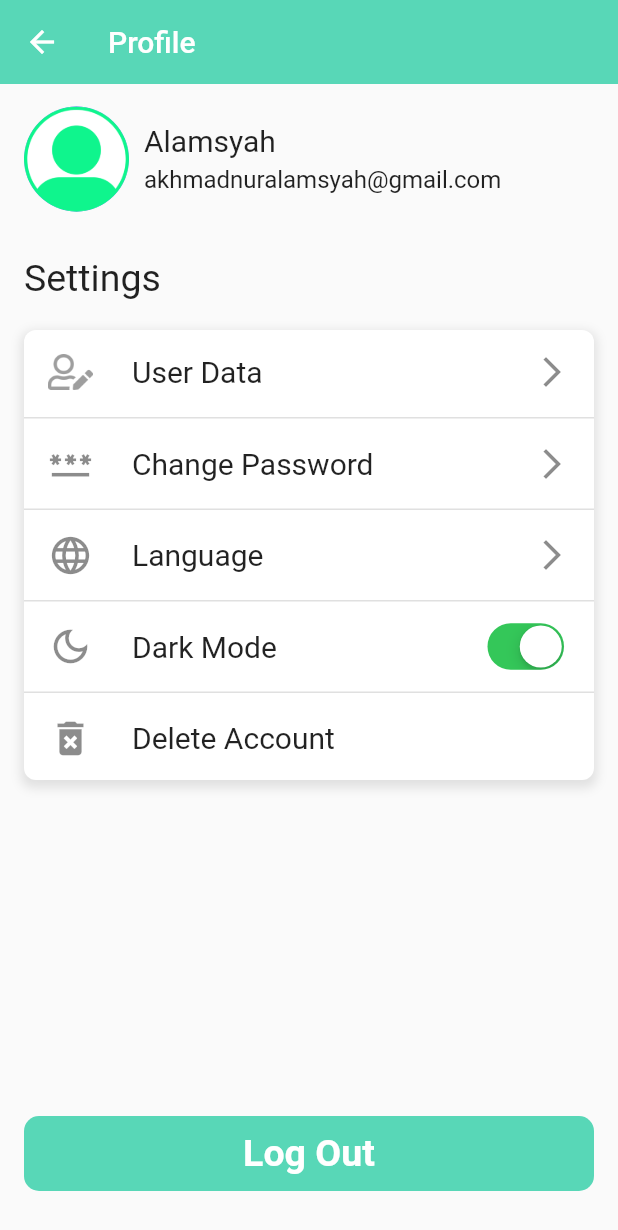
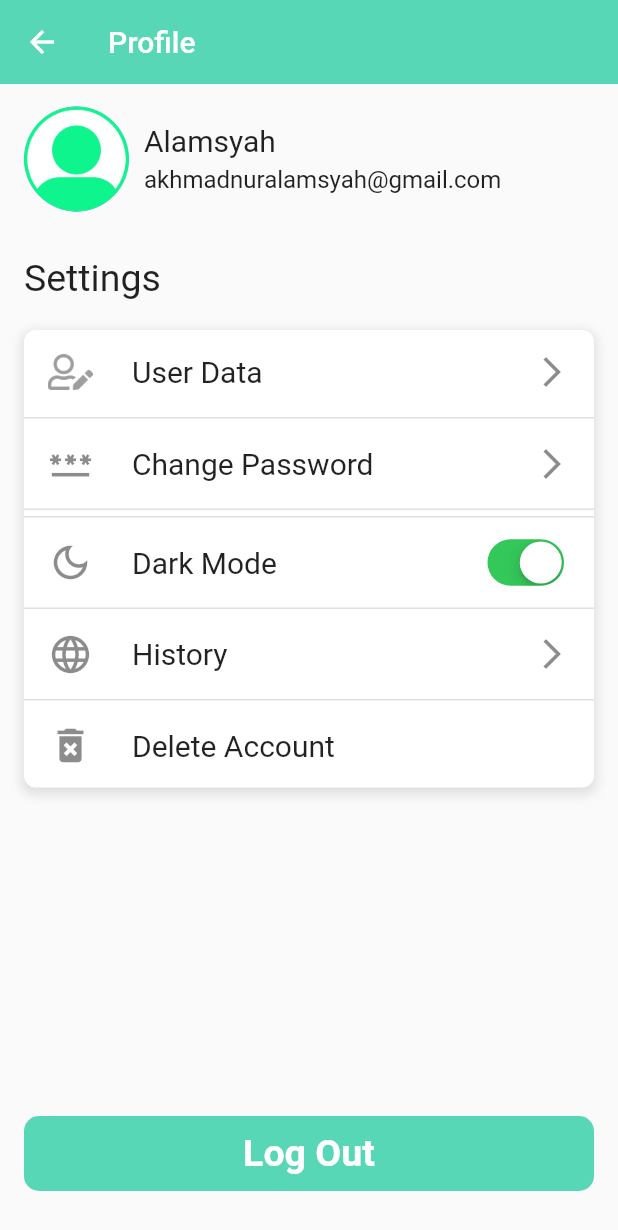
Before and after one commit to Madd-G/nutria, a Flutter app: the ProfileScreen screen opened directly, on a phone screen of 412 x 824 dp. Shown: the top 1230 px of the screen. Run offline on Flutter 3.47's test engine with Material 2 defaults, Android fonts, the phone set to English and light mode, and no system bars; our stand-ins replace bloc, camera, cloud_firestore, dio, firebase_auth, firebase_core and 4 more; missing offline and left inert: either_option; accounts and stored records are empty.

Commit message:
feat: Add history data to firestore

```diff
--- a/lib/blocs/blocs.dart
+++ b/lib/blocs/blocs.dart
@@ -6,3 +6,4 @@ export 'data_bloc/data_bloc.dart';
 export 'app_bloc_observer.dart';
 export 'tab_bloc/tab_bloc.dart';
 export 'search_bloc/search_bloc.dart';
+export 'history_bloc/history_bloc.dart';
--- /dev/null
+++ b/lib/blocs/history_bloc/history_bloc.dart
@@ -0,0 +1,42 @@
+import 'package:bloc/bloc.dart';
+import 'package:cloud_firestore/cloud_firestore.dart';
+import 'package:firebase_auth/firebase_auth.dart';
+import 'package:meta/meta.dart';
+import 'package:uuid/uuid.dart';
+
+import '../../models/models.dart';
+
+part 'history_event.dart';
+
+part 'history_state.dart';
+
+class HistoryBloc extends Bloc<HistoryEvent, HistoryState> {
+  HistoryBloc() : super(HistoryInitial()) {
+    on<AddHistory>((event, emit) {
+      createHistory(event.predResult);
+    });
+  }
+
+  createHistory(List<PredictionModel> predictionModel) {
+    final user = FirebaseAuth.instance.currentUser;
+    final myUuid = const Uuid().v4();
+    for (PredictionModel object in predictionModel) {
+      try {
+        DocumentReference docUser =
+            FirebaseFirestore.instance.collection('users').doc(user!.uid);
+        final subDoc = docUser.collection('history');
+        final subSubDoc = subDoc.doc(subDoc.id).collection('hist $myUuid');
+        History history = History(
+          id: docUser.id,
+          className: object.className,
+          confidence: object.confidence,
+          timestamp: FieldValue.serverTimestamp(),
+        );
+        Map<String, dynamic> json = history.toJson();
+        subSubDoc.add(json);
+      } catch (e) {
+        rethrow;
+      }
+    }
+  }
+}
--- /dev/null
+++ b/lib/blocs/history_bloc/history_event.dart
@@ -0,0 +1,11 @@
+part of 'history_bloc.dart';
+
+@immutable
+abstract class HistoryEvent {}
+
+@immutable
+class AddHistory extends HistoryEvent {
+  final List<PredictionModel> predResult;
+
+  AddHistory({required this.predResult});
+}
--- /dev/null
+++ b/lib/blocs/history_bloc/history_state.dart
@@ -0,0 +1,14 @@
+part of 'history_bloc.dart';
+
+@immutable
+abstract class HistoryState {}
+
+@immutable
+class HistoryInitial extends HistoryState {}
+
+class HistoryLoading extends HistoryState {}
+
+class GetHistory extends HistoryState {
+  final List<PredictionModel>? predictionModel;
+  GetHistory({required this.predictionModel});
+}
--- a/lib/blocs/prediction_bloc/prediction_bloc.dart
+++ b/lib/blocs/prediction_bloc/prediction_bloc.dart
@@ -1,7 +1,7 @@
 import 'package:bloc/bloc.dart';
 import 'package:dio/dio.dart';
 import 'package:meta/meta.dart';
-import 'package:nutria/models/prediction_model.dart';
+import 'package:nutria/models/models.dart';
 import '../../services/services.dart';
 
 part 'prediction_event.dart';
@@ -15,12 +15,14 @@ class PredictionBloc extends Bloc<PredictionEvent, PredictionState> {
     on<GetPrediction>((event, emit) async {
       Future<List<PredictionModel>> getPrediction(String imgPath) async {
         try {
-          List<PredictionModel> prediction = await apiService.uploadImage(imgPath);
+          List<PredictionModel> prediction =
+              await apiService.uploadImage(imgPath);
           return prediction;
         } on DioError catch (_) {
           rethrow;
         }
       }
+
       try {
         emit(PredictionLoadingState());
         List<PredictionModel> result = await getPrediction(event.imagePath);
--- a/lib/main.dart
+++ b/lib/main.dart
@@ -46,6 +46,10 @@ class MyApp extends StatelessWidget {
         BlocProvider(
           lazy: true,
           create: (context) => SearchBloc(),
+        ),
+        BlocProvider(
+          lazy: true,
+          create: (context) => HistoryBloc(),
         ),
       ],
       child: MaterialApp(
--- a/lib/models/data_model.dart
+++ b/lib/models/data_model.dart
@@ -31,12 +31,13 @@ List<Data> dataModelFromJson(String str) {
 }
 
 class Data {
-  int? id;
+  String? id;
   String? name;
   String? description;
   String? category;
   String? nutrients;
   String? benefits;
+  // FieldValue? timestamp;
 
   Data(
       {this.id,
@@ -44,7 +45,9 @@ class Data {
       this.description,
       this.category,
       this.nutrients,
-      this.benefits});
+      this.benefits,
+      // this.timestamp
+      });
 
   Data.fromJson(Map<String, dynamic> json) {
     id = json['id'];
@@ -53,6 +56,7 @@ class Data {
     category = json['category'];
     nutrients = json['nutrients'];
     benefits = json['benefits'];
+    // timestamp = json['timestamp'];
   }
 
   Map<String, dynamic> toJson() {
@@ -63,6 +67,7 @@ class Data {
     data['category'] = category;
     data['nutrients'] = nutrients;
     data['benefits'] = benefits;
+    // data['timestamp'] = timestamp;
     return data;
   }
 }
--- /dev/null
+++ b/lib/models/history_model.dart
@@ -0,0 +1,58 @@
+import 'dart:convert';
+
+import 'package:cloud_firestore/cloud_firestore.dart';
+
+class HistoryModel {
+  List<History>? data;
+
+  HistoryModel({
+    this.data,
+  });
+
+  HistoryModel.fromJson(Map<String, dynamic> json) {
+    if (json['data'] != null) {
+      data = <History>[];
+      json['data'].forEach((v) {
+        data!.add(History.fromJson(v));
+      });
+    }
+  }
+
+  Map<String, dynamic> toJson() {
+    final Map<String, dynamic> data = <String, dynamic>{};
+    if (this.data != null) {
+      data['data'] = this.data!.map((v) => v.toJson()).toList();
+    }
+    return data;
+  }
+}
+
+List<History> historyModelFromJson(String str) {
+  // print('modelFromJson prediction_model');
+  return List<History>.from(json.decode(str).map((x) => History.fromJson(x)));
+}
+
+class History {
+  String? id;
+  String? className;
+  String? confidence;
+  FieldValue? timestamp;
+
+  History({this.id, this.className, this.confidence, this.timestamp});
+
+  History.fromJson(Map<String, dynamic> json) {
+    id = json['id'];
+    className = json['name'];
+    confidence = json['confidence'];
+    timestamp = json['timestamp'];
+  }
+
+  Map<String, dynamic> toJson() {
+    final Map<String, dynamic> data = <String, dynamic>{};
+    data['id'] = id;
+    data['name'] = className;
+    data['confidence'] = confidence;
+    data['timestamp'] = timestamp;
+    return data;
+  }
+}
--- a/lib/models/models.dart
+++ b/lib/models/models.dart
@@ -1,2 +1,3 @@
 export 'prediction_model.dart';
 export 'data_model.dart';
+export 'history_model.dart';
--- a/lib/models/prediction_model.dart
+++ b/lib/models/prediction_model.dart
@@ -3,14 +3,13 @@ import 'dart:convert';
 class PredictionModel {
   int classLabel;
   String className;
-
-  // List<int> bbox;
+  List<dynamic> bbox;
   String confidence;
 
   PredictionModel({
     required this.classLabel,
     required this.className,
-    // required this.bbox,
+    required this.bbox,
     required this.confidence,
   });
 
@@ -18,14 +17,14 @@ class PredictionModel {
     return PredictionModel(
         classLabel: json["class_label"],
         className: json["class_name"],
-        // bbox: json["bbox"],
+        bbox: json["bbox"],
         confidence: json["confidence"]);
   }
 
   Map<String, dynamic> toJson() => {
         "class_label": classLabel,
         "class_name": className,
-        // "bbox": bbox,
+        "bbox": bbox,
         "confidence": confidence,
       };
 }
--- a/lib/ui/profile_screen/widgets/settings_menu.dart
+++ b/lib/ui/profile_screen/widgets/settings_menu.dart
@@ -82,17 +82,17 @@ class _SettingsMenuState extends State<SettingsMenu> {
                 height: 5,
                 thickness: 1,
               ),
-              const ListTile(
-                leading: Icon(
-                  Icons.language,
-                  size: 30.0,
-                ),
-                title: Text(
-                  'Language',
-                  style: TextStyle(fontSize: 20.0),
-                ),
-                trailing: Icon(Icons.arrow_forward_ios),
-              ),
+              // const ListTile(
+              //   leading: Icon(
+              //     Icons.language,
+              //     size: 30.0,
+              //   ),
+              //   title: Text(
+              //     'Language',
+              //     style: TextStyle(fontSize: 20.0),
+              //   ),
+              //   trailing: Icon(Icons.arrow_forward_ios),
+              // ),
               const Divider(
                 height: 5,
                 thickness: 1,
@@ -113,6 +113,21 @@ class _SettingsMenuState extends State<SettingsMenu> {
                         light = value;
                       });
                     }),
+              ),
+              const Divider(
+                height: 5,
+                thickness: 1,
+              ),
+              const ListTile(
+                leading: Icon(
+                  Icons.language,
+                  size: 30.0,
+                ),
+                title: Text(
+                  'History',
+                  style: TextStyle(fontSize: 20.0),
+                ),
+                trailing: Icon(Icons.arrow_forward_ios),
               ),
               const Divider(
                 height: 5,
--- a/lib/ui/scan_screen/widgets/identify_button.dart
+++ b/lib/ui/scan_screen/widgets/identify_button.dart
@@ -19,7 +19,7 @@ class IdentifyButton extends StatelessWidget {
             onPressed: () {
               context
                   .read<PredictionBloc>()
-                  .add(GetPrediction(imagePath: imagePath, ));
+                  .add(GetPrediction(imagePath: imagePath,));
               Navigator.pop(context);
               context
                   .read<ScreenBloc>()
--- a/pubspec.yaml
+++ b/pubspec.yaml
@@ -49,6 +49,8 @@ dependencies:
   either_option: ^2.0.0
   http: ^0.13.5
   image_cropper: ^4.0.1
+  cloud_firestore: ^4.8.0
+  uuid: ^3.0.7
 
 dev_dependencies:
   flutter_test:
```
Also changed, not shown: lib/ui/scan_screen/screens/detail_object_screen.dart (+8 -2 lines), lib/ui/scan_screen/widgets/prediction_success_view.dart (+5 -8 lines), pubspec.lock.
